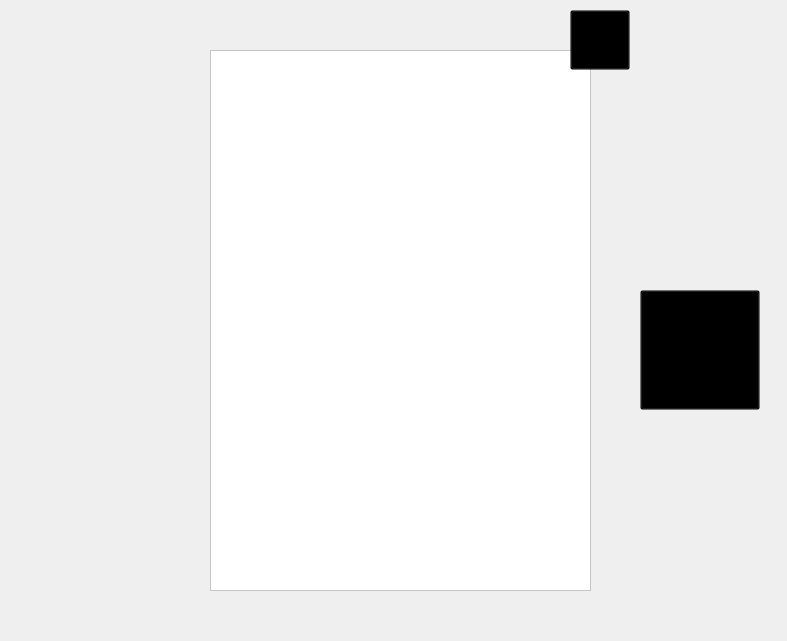
Before: the Qt Designer form overlay.ui in fabiomdiniz/Frey, drawn with Qt 5.
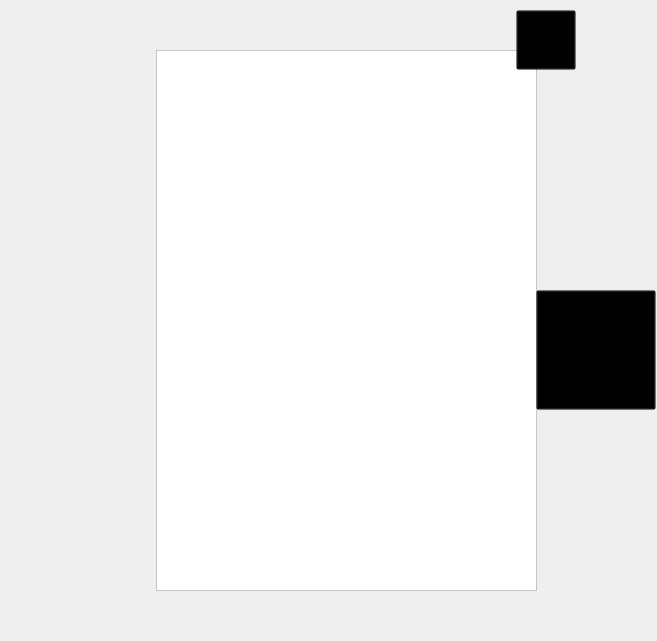
After: the same form once the commit is applied. Icons and pictures are not drawn.

```diff
--- a/overlay.ui
+++ b/overlay.ui
@@ -6,7 +6,7 @@
    <rect>
     <x>0</x>
     <y>0</y>
-    <width>787</width>
+    <width>657</width>
     <height>641</height>
    </rect>
   </property>
@@ -22,7 +22,7 @@
   <widget class="QListWidget" name="album_songs">
    <property name="geometry">
     <rect>
-     <x>210</x>
+     <x>156</x>
      <y>50</y>
      <width>381</width>
      <height>541</height>
@@ -44,7 +44,7 @@
   <widget class="QPushButton" name="close_overlay">
    <property name="geometry">
     <rect>
-     <x>570</x>
+     <x>516</x>
      <y>10</y>
      <width>60</width>
      <height>60</height>
@@ -76,7 +76,7 @@
   <widget class="QPushButton" name="transfer_button">
    <property name="geometry">
     <rect>
-     <x>640</x>
+     <x>536</x>
      <y>290</y>
      <width>120</width>
      <height>120</height>
@@ -108,7 +108,7 @@
   <widget class="QLabel" name="cover">
    <property name="geometry">
     <rect>
-     <x>30</x>
+     <x>0</x>
      <y>230</y>
      <width>150</width>
      <height>150</height>
```
